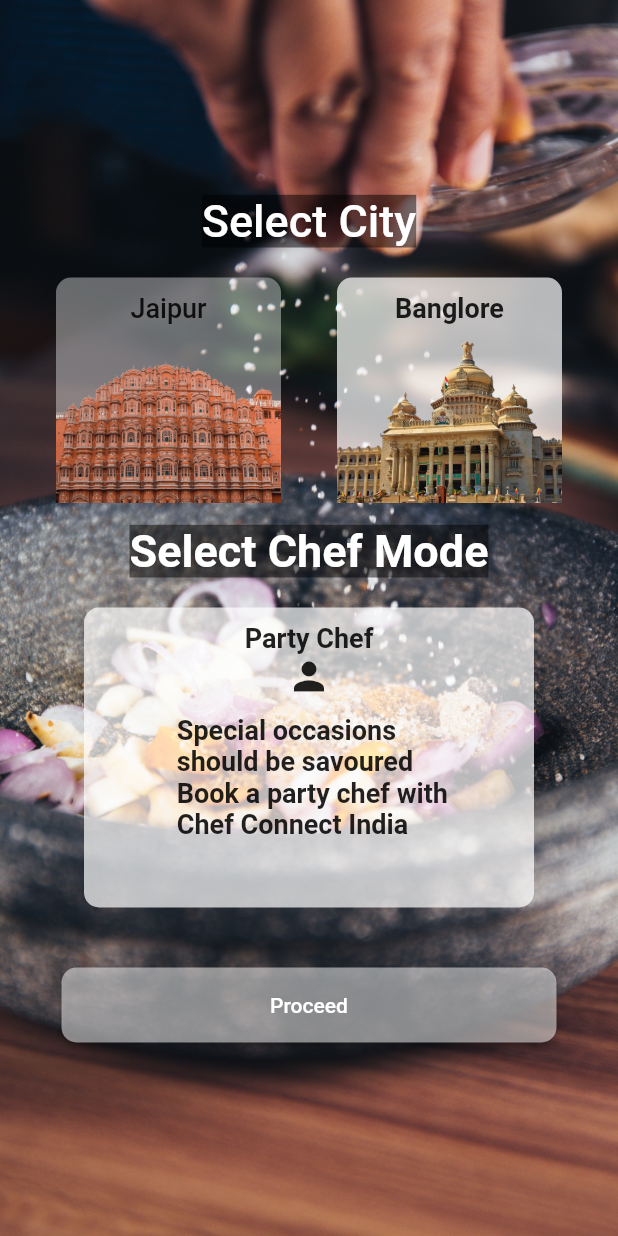
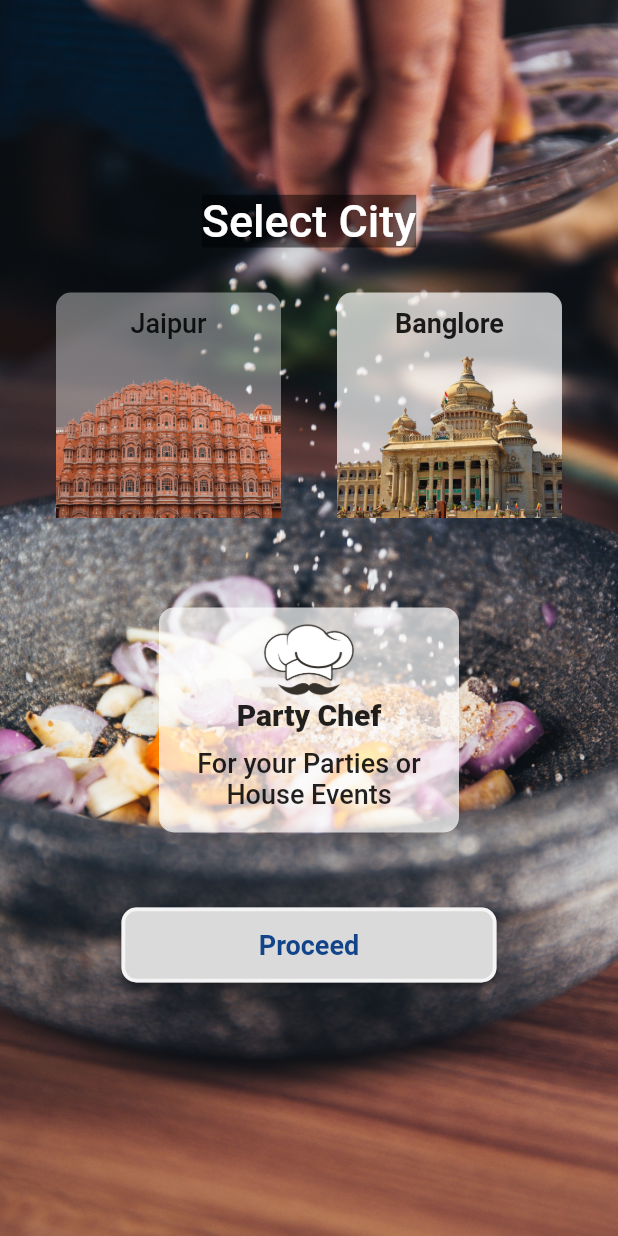
Before and after one commit to Chef-Connect-India-Tech/chef-connect-india, a Flutter app: the screen it shows once a user with an empty profile is signed in, in the side drawer, after a tap on "Location", on a phone screen of 412 x 824 dp. Run offline on Flutter 3.47's test engine with Material 2 defaults, Android fonts, the phone set to English and light mode, and no system bars; our stand-ins replace cloud_firestore, country_code_picker, firebase_auth, firebase_core, firebase_storage, flutter_spinkit and 8 more; missing offline and left inert: dart:ffi, multiselect_formfield, onboarding, paginate_firestore; accounts and stored records are empty; network calls fail.

Commit message:
directory changes

```diff
--- a/lib/Drawers/navigation_drawer.dart
+++ b/lib/Drawers/navigation_drawer.dart
@@ -3,8 +3,8 @@
 import 'package:chef_connect_india/Main%20Screen/home.dart';
 // import 'package:chef_connect_india/main.dart';
 import 'package:chef_connect_india/Main%20Screen/select_mode.dart';
-import 'package:chef_connect_india/roles/user/user_home.dart';
-import 'package:chef_connect_india/roles/user/user_profile.dart';
+import 'package:chef_connect_india/user_portal/user_home.dart';
+import 'package:chef_connect_india/user_portal/user_profile.dart';
 import 'package:firebase_auth/firebase_auth.dart';
 import 'package:flutter/material.dart';
 import 'package:shared_preferences/shared_preferences.dart';
--- a/lib/Helper/list.dart
+++ b/lib/Helper/list.dart
@@ -1,6 +1,6 @@
 // ignore_for_file: must_be_immutable, unused_local_variable
 
-import 'package:chef_connect_india/roles/user/chef_details/chef_details.dart';
+import 'package:chef_connect_india/user_portal/chef_details/chef_details.dart';
 import 'package:flutter/material.dart';
 import 'package:google_fonts/google_fonts.dart';
 import 'package:flutter_svg/flutter_svg.dart';
--- a/lib/Main Screen/otp_screen.dart
+++ b/lib/Main Screen/otp_screen.dart
@@ -4,7 +4,7 @@ import 'package:chef_connect_india/Main%20Screen/login_screen.dart';
 import 'package:chef_connect_india/chef_portal/chef_dashboard.dart';
 import 'package:chef_connect_india/roles/chef/chef_registration_1.dart';
 import 'package:chef_connect_india/roles/user/Registration_user.dart';
-import 'package:chef_connect_india/roles/user/user_home.dart';
+import 'package:chef_connect_india/user_portal/user_home.dart';
 import 'package:cloud_firestore/cloud_firestore.dart';
 import 'package:firebase_auth/firebase_auth.dart';
 import 'package:flutter/material.dart';
--- a/lib/Main Screen/select_mode.dart
+++ b/lib/Main Screen/select_mode.dart
@@ -1,4 +1,4 @@
-import 'package:chef_connect_india/roles/user/user_home.dart';
+import 'package:chef_connect_india/user_portal/user_home.dart';
 import 'package:flutter/material.dart';
 
 class Select_mode_new extends StatefulWidget {
@@ -45,7 +45,7 @@ class _Select_mode_newState extends State<Select_mode_new> {
                         ),
                       ),
                       SizedBox(
-                        height: 20,
+                        height: 30,
                       ),
                       Row(
                         mainAxisAlignment: MainAxisAlignment.spaceEvenly,
@@ -116,28 +116,28 @@ class _Select_mode_newState extends State<Select_mode_new> {
                           ),
                         ],
                       ),
+                      // SizedBox(
+                      //   height: 15,
+                      // ),
+                      // Text(
+                      //   'Select Chef Mode',
+                      //   style: TextStyle(
+                      //     fontFamily: 'Roboto',
+                      //     fontWeight: FontWeight.w600,
+                      //     color: Colors.white,
+                      //     backgroundColor: Colors.black.withOpacity(0.5),
+                      //     fontSize: 30,
+                      //   ),
+                      // ),
                       SizedBox(
-                        height: 15,
-                      ),
-                      Text(
-                        'Select Chef Mode',
-                        style: TextStyle(
-                          fontFamily: 'Roboto',
-                          fontWeight: FontWeight.w600,
-                          color: Colors.white,
-                          backgroundColor: Colors.black.withOpacity(0.5),
-                          fontSize: 30,
-                        ),
-                      ),
-                      SizedBox(
-                        height: 20,
+                        height: 60,
                       ),
                       Row(
                         mainAxisAlignment: MainAxisAlignment.spaceEvenly,
                         children: [
                           Container(
-                            height: 200,
-                            width: 300,
+                            height: 150,
+                            width: 200,
                             decoration: BoxDecoration(
                               color: Colors.white70,
                               borderRadius: BorderRadius.circular(10),
@@ -148,26 +148,34 @@ class _Select_mode_newState extends State<Select_mode_new> {
                                   SizedBox(
                                     height: 10,
                                   ),
+                                  Image.asset(
+                                    'assets/chefcap.png',
+                                    height: 50,
+                                    width: 100,
+                                    scale: 1,
+                                    fit: BoxFit.fitHeight,
+                                  ),
                                   Text(
                                     'Party Chef',
                                     style: TextStyle(
                                       fontFamily: 'Roboto',
-                                      fontWeight: FontWeight.w600,
-                                      fontSize: 18,
+                                      fontWeight: FontWeight.w800,
+                                      fontSize: 20,
                                     ),
                                   ),
-                                  Icon(
-                                    Icons.person,
-                                    size: 30,
-                                  ),
+                                  // Icon(
+                                  //   Icons.person,
+                                  //   size: 30,
+                                  // ),
                                   SizedBox(
                                     height: 10,
                                   ),
                                   Text(
-                                    ' Special occasions\n should be savoured \n Book a party chef with\n Chef Connect India ',
+                                    'For your Parties or House Events',
+                                    textAlign: TextAlign.center,
                                     style: TextStyle(
                                       fontFamily: 'Roboto',
-                                      fontWeight: FontWeight.w600,
+                                      fontWeight: FontWeight.w500,
                                       fontSize: 18,
                                     ),
                                   ),
@@ -190,18 +198,20 @@ class _Select_mode_newState extends State<Select_mode_new> {
                         ],
                       ),
                       SizedBox(
-                        height: 40,
+                        height: 50,
                       ),
                       SizedBox(
                         height: 50,
-                        width: 330,
+                        width: 250,
                         child: ElevatedButton(
                           style: ElevatedButton.styleFrom(
-                              primary: Colors.white.withOpacity(
-                                0.5,
-                              ),
                             shape: RoundedRectangleBorder(
                               borderRadius: BorderRadius.circular(10),
+                            ),
+                            primary: Color.fromARGB(255, 218, 218, 218),
+                            side: BorderSide(
+                              color: Colors.white70,
+                              width: 2.5,
                             ),
                           ),
                           onPressed: () {
@@ -212,7 +222,15 @@ class _Select_mode_newState extends State<Select_mode_new> {
                                 ),
                                 (route) => false);
                           },
-                            child: Text('Proceed')),
+                          child: Text(
+                            'Proceed',
+                            style: TextStyle(
+                                fontFamily: 'Roboto',
+                                fontWeight: FontWeight.bold,
+                                fontSize: 18,
+                                color: Color.fromARGB(255, 18, 68, 138)),
+                          ),
+                        ),
                       )
                     ],
                   ),
--- a/lib/main.dart
+++ b/lib/main.dart
@@ -5,7 +5,7 @@ import 'package:chef_connect_india/Main%20Screen/home.dart';
 import 'package:chef_connect_india/chef_portal/chef_dashboard.dart';
 import 'package:chef_connect_india/roles/chef/chef_registration_1.dart';
 import 'package:chef_connect_india/roles/user/Registration_user.dart';
-import 'package:chef_connect_india/roles/user/user_home.dart';
+import 'package:chef_connect_india/user_portal/user_home.dart';
 import 'package:cloud_firestore/cloud_firestore.dart';
 import 'package:firebase_auth/firebase_auth.dart';
 import 'package:flutter/material.dart';
--- a/lib/roles/chef/chef_registration_2.dart
+++ b/lib/roles/chef/chef_registration_2.dart
@@ -573,7 +573,7 @@ class _chef_registration_twoState extends State<chef_registration_two> {
     chefModel.dutystatus = true;
     chefModel.role = 'chef';
     chefModel.profilepic =
-        'http://chefconnect.co.in/assets/images/logo_chef.png';
+        'https://firebasestorage.googleapis.com/v0/b/chef-connect-testing.appspot.com/o/chef.png?alt=media&token=e3f9953c-b26c-4128-80c5-a6d3d97ccd1b';
 
     await firebaseFirestore
         .collection("chefs")
--- a/lib/roles/user/Registration_user.dart
+++ b/lib/roles/user/Registration_user.dart
@@ -362,7 +362,8 @@ class _Registration_userState extends State<Registration_user> {
                                     side: BorderSide(
                                       color: Colors.white70,
                                       width: 2,
-                                      )),
+                                    ),
+                                  ),
                                   onPressed: () {
                                     //
                                     if (formGlobalKey.currentState!
--- a/lib/roles/user/chef_details/chef_details.dart
+++ b/lib/user_portal/chef_details/chef_details.dart
@@ -1,9 +1,7 @@
 // ignore_for_file: must_be_immutable
 
-import 'package:chef_connect_india/Drawers/navigation_drawer.dart';
-import 'package:chef_connect_india/roles/user/chef_details/menu/customiseduser.dart';
-import 'package:chef_connect_india/roles/user/chef_details/menu/menu.dart';
-import 'package:chef_connect_india/roles/user/chef_details/menu/predefineduser.dart';
+import 'package:chef_connect_india/user_portal/chef_details/menu/customiseduser.dart';
+import 'package:chef_connect_india/user_portal/chef_details/menu/menu.dart';
 import 'package:flutter/material.dart';
 import 'package:google_fonts/google_fonts.dart';
 
--- a/lib/roles/user/user_home.dart
+++ b/lib/user_portal/user_home.dart
@@ -1,7 +1,7 @@
 // import 'package:carousel_slider/carousel_slider.dart';
 import 'package:chef_connect_india/Drawers/navigation_drawer.dart';
-import 'package:chef_connect_india/onboarding_Screen/form_page.dart';
-import 'package:chef_connect_india/roles/user/chef_details/View_more.dart';
+// import 'package:chef_connect_india/onboarding_Screen/form_page.dart';
+import 'package:chef_connect_india/user_portal/chef_details/View_more.dart';
 import 'package:cloud_firestore/cloud_firestore.dart';
 // import 'package:dots_indicator/dots_indicator.dart';
 import 'package:flutter/material.dart';
```
Also changed, not shown: lib/roles/chef/chef_profile.dart (deleted, +0 -423 lines), lib/user_portal/chef_details/menu/menu.dart (renamed from lib/roles/user/chef_details/menu/menu.dart, +5 -3 lines), assets/chef.png (added), assets/chefcap.png (added), lib/user_portal/chef_details/View_more.dart (renamed from lib/roles/user/chef_details/View_more.dart), lib/user_portal/chef_details/menu/customiseduser.dart (renamed from lib/roles/user/chef_details/menu/customiseduser.dart), lib/user_portal/chef_details/menu/predefineduser.dart (renamed from lib/roles/user/chef_details/menu/predefineduser.dart), lib/user_portal/chef_details/menus.dart (renamed from lib/roles/user/chef_details/menus.dart), lib/user_portal/user_profile.dart (renamed from lib/roles/user/user_profile.dart). Lines whose indentation alone changed are shown as unchanged.
